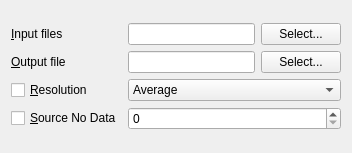
sourcepole/qgis, file qgis/python/plugins/GdalTools/tools/widgetBuildVRT.ui: the form before one commit.
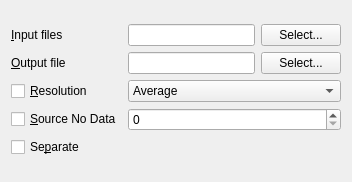
The form after the commit.

Commit message: Added separate option to BuildVRT tool, to fix #3180

Patch:
```diff
--- a/qgis/python/plugins/GdalTools/tools/widgetBuildVRT.ui
+++ b/qgis/python/plugins/GdalTools/tools/widgetBuildVRT.ui
@@ -7,7 +7,7 @@
     <x>0</x>
     <y>0</y>
     <width>352</width>
-    <height>153</height>
+    <height>182</height>
    </rect>
   </property>
   <property name="sizePolicy">
@@ -136,6 +136,13 @@
        </property>
       </widget>
      </item>
+     <item row="4" column="0">
+      <widget class="QCheckBox" name="separateCheck">
+       <property name="text">
+        <string>Se&amp;parate</string>
+       </property>
+      </widget>
+     </item>
     </layout>
    </item>
   </layout>
```
The commit also changes 1 other file.
